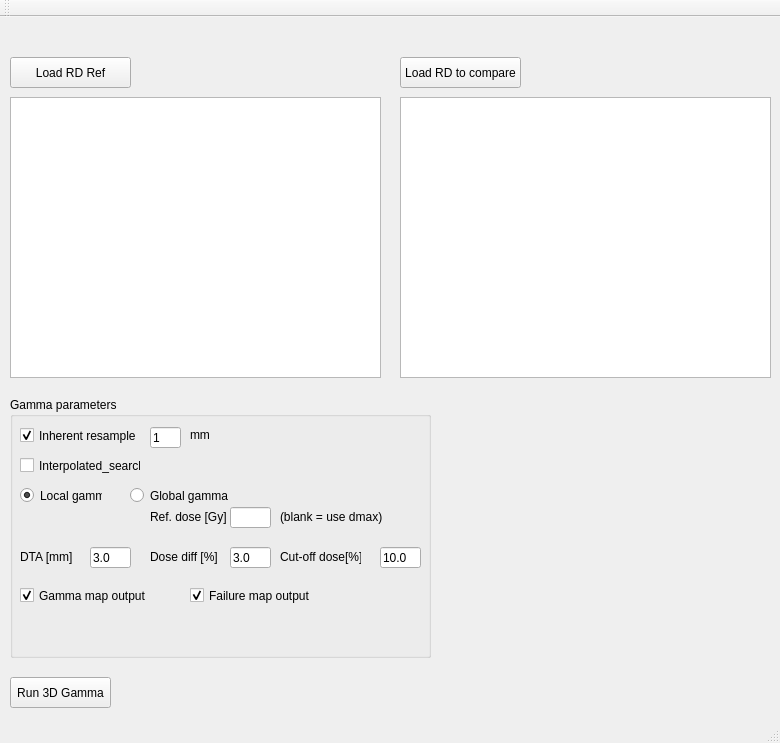
simonoxen/plastimatch, file src/plastimatch/standalone/register_gui.ui: the form before one commit.
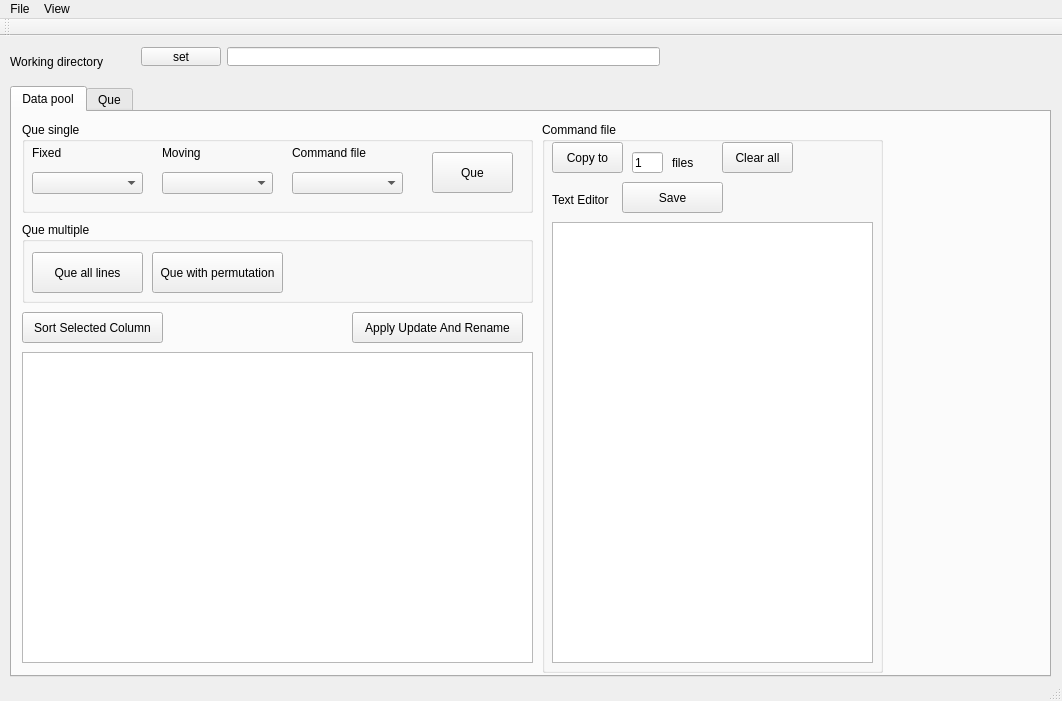
The form after the commit. The open tabs and pages were chosen to show the change.

Patch:
```diff
--- a/src/plastimatch/standalone/register_gui.ui
+++ b/src/plastimatch/standalone/register_gui.ui
@@ -6,323 +6,603 @@
    <rect>
     <x>0</x>
     <y>0</y>
-    <width>780</width>
-    <height>743</height>
+    <width>1062</width>
+    <height>701</height>
    </rect>
   </property>
   <property name="windowTitle">
    <string>Platimatch register gui (bug report to: ykpark@mgh.harvard.edu)</string>
   </property>
   <widget class="QWidget" name="centralWidget">
-   <widget class="QPushButton" name="pushButton_Open_RD_Ref">
+   <widget class="QWidget" name="horizontalLayoutWidget">
     <property name="geometry">
      <rect>
-      <x>10</x>
-      <y>40</y>
-      <width>121</width>
-      <height>31</height>
+      <x>130</x>
+      <y>0</y>
+      <width>541</width>
+      <height>41</height>
      </rect>
     </property>
-    <property name="text">
-     <string>Load RD Ref</string>
-    </property>
+    <layout class="QHBoxLayout" name="horizontalLayout">
+     <item>
+      <widget class="QPushButton" name="pushButton_SetDefaultDir">
+       <property name="text">
+        <string>set</string>
+       </property>
+      </widget>
+     </item>
+     <item>
+      <widget class="QLineEdit" name="lineEditDefaultDirPath"/>
+     </item>
+    </layout>
    </widget>
-   <widget class="QPushButton" name="pushButton_RunBatchGamma">
+   <widget class="QTabWidget" name="tabWidget">
     <property name="geometry">
      <rect>
       <x>10</x>
-      <y>660</y>
-      <width>101</width>
-      <height>31</height>
+      <y>50</y>
+      <width>1041</width>
+      <height>591</height>
      </rect>
     </property>
-    <property name="text">
-     <string>Run 3D Gamma</string>
+    <property name="currentIndex">
+     <number>1</number>
     </property>
-   </widget>
-   <widget class="QPlainTextEdit" name="plainTextEdit_RD_Ref">
-    <property name="geometry">
-     <rect>
-      <x>10</x>
-      <y>80</y>
-      <width>371</width>
-      <height>281</height>
-     </rect>
-    </property>
-    <property name="readOnly">
-     <bool>true</bool>
-    </property>
-   </widget>
-   <widget class="QPlainTextEdit" name="plainTextEdit_RD_Comp">
-    <property name="geometry">
-     <rect>
-      <x>400</x>
-      <y>80</y>
-      <width>371</width>
-      <height>281</height>
-     </rect>
-    </property>
-    <property name="readOnly">
-     <bool>true</bool>
-    </property>
-   </widget>
-   <widget class="QGroupBox" name="groupBox">
-    <property name="geometry">
-     <rect>
-      <x>10</x>
-      <y>380</y>
-      <width>421</width>
-      <height>261</height>
-     </rect>
-    </property>
-    <property name="title">
-     <string>Gamma parameters</string>
-    </property>
-    <widget class="QLineEdit" name="lineEdit_inhereResample">
-     <property name="geometry">
-      <rect>
-       <x>140</x>
-       <y>30</y>
-       <width>31</width>
-       <height>21</height>
-      </rect>
-     </property>
-     <property name="text">
-      <string>1</string>
-     </property>
+    <widget class="QWidget" name="tab">
+     <attribute name="title">
+      <string>Data pool</string>
+     </attribute>
+     <widget class="QTableView" name="tableView_main">
+      <property name="enabled">
+       <bool>true</bool>
+      </property>
+      <property name="geometry">
+       <rect>
+        <x>10</x>
+        <y>240</y>
+        <width>511</width>
+        <height>311</height>
+       </rect>
+      </property>
+      <property name="selectionMode">
+       <enum>QAbstractItemView::SingleSelection</enum>
+      </property>
+     </widget>
+     <widget class="QGroupBox" name="groupBox_6">
+      <property name="geometry">
+       <rect>
+        <x>10</x>
+        <y>10</y>
+        <width>511</width>
+        <height>91</height>
+       </rect>
+      </property>
+      <property name="title">
+       <string>Que single</string>
+      </property>
+      <widget class="QLabel" name="label_6">
+       <property name="geometry">
+        <rect>
+         <x>10</x>
+         <y>20</y>
+         <width>61</width>
+         <height>21</height>
+        </rect>
+       </property>
+       <property name="text">
+        <string>Fixed</string>
+       </property>
+      </widget>
+      <widget class="QLabel" name="label_7">
+       <property name="geometry">
+        <rect>
+         <x>140</x>
+         <y>20</y>
+         <width>61</width>
+         <height>21</height>
+        </rect>
+       </property>
+       <property name="text">
+        <string>Moving</string>
+       </property>
+      </widget>
+      <widget class="QLabel" name="label_8">
+       <property name="geometry">
+        <rect>
+         <x>270</x>
+         <y>20</y>
+         <width>91</width>
+         <height>21</height>
+        </rect>
+       </property>
+       <property name="text">
+        <string>Command file</string>
+       </property>
+      </widget>
+      <widget class="QComboBox" name="comboBox_Fixed">
+       <property name="geometry">
+        <rect>
+         <x>10</x>
+         <y>50</y>
+         <width>111</width>
+         <height>22</height>
+        </rect>
+       </property>
+       <property name="duplicatesEnabled">
+        <bool>true</bool>
+       </property>
+      </widget>
+      <widget class="QComboBox" name="comboBox_Moving">
+       <property name="geometry">
+        <rect>
+         <x>140</x>
+         <y>50</y>
+         <width>111</width>
+         <height>22</height>
+        </rect>
+       </property>
+      </widget>
+      <widget class="QComboBox" name="comboBox_Command">
+       <property name="geometry">
+        <rect>
+         <x>270</x>
+         <y>50</y>
+         <width>111</width>
+         <height>22</height>
+        </rect>
+       </property>
+      </widget>
+      <widget class="QPushButton" name="pushButton_QueSingle">
+       <property name="geometry">
+        <rect>
+         <x>410</x>
+         <y>30</y>
+         <width>81</width>
+         <height>41</height>
+        </rect>
+       </property>
+       <property name="text">
+        <string>Que</string>
+       </property>
+      </widget>
+     </widget>
+     <widget class="QGroupBox" name="groupBox_7">
+      <property name="geometry">
+       <rect>
+        <x>10</x>
+        <y>110</y>
+        <width>511</width>
+        <height>81</height>
+       </rect>
+      </property>
+      <property name="title">
+       <string>Que multiple</string>
+      </property>
+      <widget class="QPushButton" name="pushButton_QueByLine">
+       <property name="geometry">
+        <rect>
+         <x>10</x>
+         <y>30</y>
+         <width>111</width>
+         <height>41</height>
+        </rect>
+       </property>
+       <property name="text">
+        <string>Que all lines</string>
+       </property>
+      </widget>
+      <widget class="QPushButton" name="pushButton_QueByPermutation">
+       <property name="geometry">
+        <rect>
+         <x>130</x>
+         <y>30</y>
+         <width>131</width>
+         <height>41</height>
+        </rect>
+       </property>
+       <property name="text">
+        <string>Que with permutation</string>
+       </property>
+      </widget>
+     </widget>
+     <widget class="QPushButton" name="pushButton_UpdateFileList">
+      <property name="geometry">
+       <rect>
+        <x>340</x>
+        <y>200</y>
+        <width>171</width>
+        <height>31</height>
+       </rect>
+      </property>
+      <property name="text">
+       <string>Apply Update And Rename</string>
+      </property>
+     </widget>
+     <widget class="QPushButton" name="pushButton_SortSelected">
+      <property name="geometry">
+       <rect>
+        <x>10</x>
+        <y>200</y>
+        <width>141</width>
+        <height>31</height>
+       </rect>
+      </property>
+      <property name="text">
+       <string>Sort Selected Column</string>
+      </property>
+     </widget>
+     <widget class="QGroupBox" name="groupBox_3">
+      <property name="geometry">
+       <rect>
+        <x>530</x>
+        <y>10</y>
+        <width>341</width>
+        <height>551</height>
+       </rect>
+      </property>
+      <property name="title">
+       <string>Command file</string>
+      </property>
+      <widget class="QPushButton" name="pushButton_CopyCommand">
+       <property name="geometry">
+        <rect>
+         <x>10</x>
+         <y>20</y>
+         <width>71</width>
+         <height>31</height>
+        </rect>
+       </property>
+       <property name="text">
+        <string>Copy to</string>
+       </property>
+      </widget>
+      <widget class="QLineEdit" name="lineEdit_NumOfCopy">
+       <property name="geometry">
+        <rect>
+         <x>90</x>
+         <y>30</y>
+         <width>31</width>
+         <height>21</height>
+        </rect>
+       </property>
+       <property name="text">
+        <string>1</string>
+       </property>
+      </widget>
+      <widget class="QLabel" name="label_10">
+       <property name="geometry">
+        <rect>
+         <x>130</x>
+         <y>30</y>
+         <width>41</width>
+         <height>21</height>
+        </rect>
+       </property>
+       <property name="text">
+        <string>files</string>
+       </property>
+      </widget>
+      <widget class="QPlainTextEdit" name="plainTextEdit">
+       <property name="geometry">
+        <rect>
+         <x>10</x>
+         <y>100</y>
+         <width>321</width>
+         <height>441</height>
+        </rect>
+       </property>
+      </widget>
+      <widget class="QLabel" name="label_2">
+       <property name="geometry">
+        <rect>
+         <x>10</x>
+         <y>70</y>
+         <width>71</width>
+         <height>16</height>
+        </rect>
+       </property>
+       <property name="text">
+        <string>Text Editor</string>
+       </property>
+      </widget>
+      <widget class="QPushButton" name="pushButton_SaveCommandText">
+       <property name="geometry">
+        <rect>
+         <x>80</x>
+         <y>60</y>
+         <width>101</width>
+         <height>31</height>
+        </rect>
+       </property>
+       <property name="text">
+        <string>Save</string>
+       </property>
+      </widget>
+      <widget class="QPushButton" name="pushButton_ClearCommandFiles">
+       <property name="geometry">
+        <rect>
+         <x>180</x>
+         <y>20</y>
+         <width>71</width>
+         <height>31</height>
+        </rect>
+       </property>
+       <property name="text">
+        <string>Clear all</string>
+       </property>
+      </widget>
+     </widget>
     </widget>
-    <widget class="QLabel" name="label_6">
-     <property name="geometry">
-      <rect>
-       <x>180</x>
-       <y>30</y>
-       <width>31</width>
-       <height>16</height>
-      </rect>
-     </property>
-     <property name="text">
-      <string>mm</string>
-     </property>
+    <widget class="QWidget" name="tab_2">
+     <attribute name="title">
+      <string>Que</string>
+     </attribute>
+     <widget class="QTableView" name="tableView_que">
+      <property name="enabled">
+       <bool>true</bool>
+      </property>
+      <property name="geometry">
+       <rect>
+        <x>10</x>
+        <y>20</y>
+        <width>671</width>
+        <height>381</height>
+       </rect>
+      </property>
+      <property name="selectionMode">
+       <enum>QAbstractItemView::SingleSelection</enum>
+      </property>
+      <property name="selectionBehavior">
+       <enum>QAbstractItemView::SelectRows</enum>
+      </property>
+     </widget>
+     <widget class="QPlainTextEdit" name="plainTextEdit_Que">
+      <property name="enabled">
+       <bool>false</bool>
+      </property>
+      <property name="geometry">
+       <rect>
+        <x>700</x>
+        <y>50</y>
+        <width>321</width>
+        <height>501</height>
+       </rect>
+      </property>
+     </widget>
+     <widget class="QLabel" name="label_4">
+      <property name="geometry">
+       <rect>
+        <x>700</x>
+        <y>20</y>
+        <width>141</width>
+        <height>21</height>
+       </rect>
+      </property>
+      <property name="text">
+       <string>Command File Viewer</string>
+      </property>
+     </widget>
+     <widget class="QGroupBox" name="groupBox">
+      <property name="geometry">
+       <rect>
+        <x>10</x>
+        <y>410</y>
+        <width>151</width>
+        <height>151</height>
+       </rect>
+      </property>
+      <property name="title">
+       <string>Edit Que</string>
+      </property>
+      <widget class="QPushButton" name="pushButton_ClearQue">
+       <property name="geometry">
+        <rect>
+         <x>20</x>
+         <y>60</y>
+         <width>101</width>
+         <height>31</height>
+        </rect>
+       </property>
+       <property name="text">
+        <string>Clear all</string>
+       </property>
+      </widget>
+      <widget class="QPushButton" name="pushButton_RemoveSel">
+       <property name="geometry">
+        <rect>
+         <x>20</x>
+         <y>20</y>
+         <width>101</width>
+         <height>31</height>
+        </rect>
+       </property>
+       <property name="text">
+        <string>Remove selected</string>
+       </property>
+      </widget>
+     </widget>
+     <widget class="QGroupBox" name="groupBox_2">
+      <property name="geometry">
+       <rect>
+        <x>180</x>
+        <y>410</y>
+        <width>301</width>
+        <height>151</height>
+       </rect>
+      </property>
+      <property name="title">
+       <string>Run Que</string>
+      </property>
+      <widget class="QPushButton" name="pushButton_RunSelected">
+       <property name="geometry">
+        <rect>
+         <x>10</x>
+         <y>20</y>
+         <width>131</width>
+         <height>31</height>
+        </rect>
+       </property>
+       <property name="text">
+        <string>Run selected</string>
+       </property>
+      </widget>
+      <widget class="QPushButton" name="pushButton_RunAll_Seq">
+       <property name="geometry">
+        <rect>
+         <x>10</x>
+         <y>50</y>
+         <width>131</width>
+         <height>31</height>
+        </rect>
+       </property>
+       <property name="text">
+        <string>Run-all Sequentially</string>
+       </property>
+      </widget>
+      <widget class="QPushButton" name="pushButton_RunAll_MultiThread">
+       <property name="geometry">
+        <rect>
+         <x>10</x>
+         <y>80</y>
+         <width>131</width>
+         <height>31</height>
+        </rect>
+       </property>
+       <property name="text">
+        <string>Run-all Multi-Thread</string>
+       </property>
+      </widget>
+      <widget class="QLineEdit" name="lineEdit_MaxNumberThread">
+       <property name="geometry">
+        <rect>
+         <x>110</x>
+         <y>120</y>
+         <width>41</width>
+         <height>21</height>
+        </rect>
+       </property>
+       <property name="text">
+        <string>4</string>
+       </property>
+      </widget>
+      <widget class="QLabel" name="label_3">
+       <property name="geometry">
+        <rect>
+         <x>10</x>
+         <y>120</y>
+         <width>101</width>
+         <height>21</height>
+        </rect>
+       </property>
+       <property name="text">
+        <string>Number of threads</string>
+       </property>
+      </widget>
+      <widget class="QLineEdit" name="lineEdit_TotalProcTimeSeq">
+       <property name="geometry">
+        <rect>
+         <x>240</x>
+         <y>60</y>
+         <width>51</width>
+         <height>21</height>
+        </rect>
+       </property>
+       <property name="text">
+        <string>0</string>
+       </property>
+      </widget>
+      <widget class="QLabel" name="label_5">
+       <property name="geometry">
+        <rect>
+         <x>150</x>
+         <y>60</y>
+         <width>81</width>
+         <height>21</height>
+        </rect>
+       </property>
+       <property name="text">
+        <string>Total time (s)</string>
+       </property>
+      </widget>
+      <widget class="QLabel" name="label_11">
+       <property name="geometry">
+        <rect>
+         <x>150</x>
+         <y>90</y>
+         <width>81</width>
+         <height>21</height>
+        </rect>
+       </property>
+       <property name="text">
+        <string>Total time (s)</string>
+       </property>
+      </widget>
+      <widget class="QLineEdit" name="lineEdit_TotalProcTimeMT">
+       <property name="geometry">
+        <rect>
+         <x>240</x>
+         <y>90</y>
+         <width>51</width>
+         <height>21</height>
+        </rect>
+       </property>
+       <property name="text">
+        <string>0</string>
+       </property>
+      </widget>
+     </widget>
+     <widget class="QGroupBox" name="groupBox_4">
+      <property name="geometry">
+       <rect>
+        <x>490</x>
+        <y>410</y>
+        <width>191</width>
+        <height>151</height>
+       </rect>
+      </property>
+      <property name="title">
+       <string>Review</string>
+      </property>
+      <widget class="QPushButton" name="pushButton_OpenSelectedOutput">
+       <property name="geometry">
+        <rect>
+         <x>30</x>
+         <y>20</y>
+         <width>131</width>
+         <height>31</height>
+        </rect>
+       </property>
+       <property name="text">
+        <string>Open selected output</string>
+       </property>
+      </widget>
+      <widget class="QPushButton" name="pushButton_CopyTableToClipboard">
+       <property name="geometry">
+        <rect>
+         <x>30</x>
+         <y>50</y>
+         <width>131</width>
+         <height>31</height>
+        </rect>
+       </property>
+       <property name="text">
+        <string>Copy To Clipboard</string>
+       </property>
+      </widget>
+     </widget>
     </widget>
-    <widget class="QCheckBox" name="checkBox_inhereResample">
-     <property name="geometry">
-      <rect>
-       <x>10</x>
-       <y>30</y>
-       <width>121</width>
-       <height>17</height>
-      </rect>
-     </property>
-     <property name="text">
-      <string>Inherent resample</string>
-     </property>
-     <property name="checked">
-      <bool>true</bool>
-     </property>
-    </widget>
-    <widget class="QCheckBox" name="checkBox_Interp_search">
-     <property name="geometry">
-      <rect>
-       <x>10</x>
-       <y>60</y>
-       <width>121</width>
-       <height>17</height>
-      </rect>
-     </property>
-     <property name="text">
-      <string>Interpolated_search</string>
-     </property>
-     <property name="checked">
-      <bool>false</bool>
-     </property>
-    </widget>
-    <widget class="QRadioButton" name="radioButton_localGamma">
-     <property name="geometry">
-      <rect>
-       <x>10</x>
-       <y>90</y>
-       <width>82</width>
-       <height>17</height>
-      </rect>
-     </property>
-     <property name="text">
-      <string>Local gamma</string>
-     </property>
-     <property name="checked">
-      <bool>true</bool>
-     </property>
-    </widget>
-    <widget class="QRadioButton" name="radioButton_globalGamma">
-     <property name="geometry">
-      <rect>
-       <x>120</x>
-       <y>90</y>
-       <width>111</width>
-       <height>17</height>
-      </rect>
-     </property>
-     <property name="text">
-      <string>Global gamma</string>
-     </property>
-    </widget>
-    <widget class="QLineEdit" name="lineEdit_refDoseInGy">
-     <property name="geometry">
-      <rect>
-       <x>220</x>
-       <y>110</y>
-       <width>41</width>
-       <height>21</height>
-      </rect>
-     </property>
-    </widget>
-    <widget class="QLabel" name="label_7">
-     <property name="geometry">
-      <rect>
-       <x>270</x>
-       <y>110</y>
-       <width>121</width>
-       <height>20</height>
-      </rect>
-     </property>
-     <property name="text">
-      <string>(blank = use dmax)</string>
-     </property>
-    </widget>
-    <widget class="QLabel" name="label_8">
-     <property name="geometry">
-      <rect>
-       <x>140</x>
-       <y>110</y>
-       <width>81</width>
-       <height>20</height>
-      </rect>
-     </property>
-     <property name="text">
-      <string>Ref. dose [Gy]</string>
-     </property>
-    </widget>
-    <widget class="QLineEdit" name="lineEdit_dta_tol">
-     <property name="geometry">
-      <rect>
-       <x>80</x>
-       <y>150</y>
-       <width>41</width>
-       <height>21</height>
-      </rect>
-     </property>
-     <property name="text">
-      <string>3.0</string>
-     </property>
-    </widget>
-    <widget class="QLabel" name="label_9">
-     <property name="geometry">
-      <rect>
-       <x>10</x>
-       <y>150</y>
-       <width>61</width>
-       <height>20</height>
-      </rect>
-     </property>
-     <property name="text">
-      <string>DTA [mm]</string>
-     </property>
-    </widget>
-    <widget class="QLabel" name="label_10">
-     <property name="geometry">
-      <rect>
-       <x>140</x>
-       <y>150</y>
-       <width>81</width>
-       <height>20</height>
-      </rect>
-     </property>
-     <property name="text">
-      <string>Dose diff [%]</string>
-     </property>
-    </widget>
-    <widget class="QLineEdit" name="lineEdit_dose_tol">
-     <property name="geometry">
-      <rect>
-       <x>220</x>
-       <y>150</y>
-       <width>41</width>
-       <height>21</height>
-      </rect>
-     </property>
-     <property name="text">
-      <string>3.0</string>
-     </property>
-    </widget>
-    <widget class="QLabel" name="label_11">
-     <property name="geometry">
-      <rect>
-       <x>270</x>
-       <y>150</y>
-       <width>81</width>
-       <height>20</height>
-      </rect>
-     </property>
-     <property name="text">
-      <string>Cut-off dose[%]</string>
-     </property>
-    </widget>
-    <widget class="QLineEdit" name="lineEdit_cutoff_dose">
-     <property name="geometry">
-      <rect>
-       <x>370</x>
-       <y>150</y>
-       <width>41</width>
-       <height>21</height>
-      </rect>
-     </property>
-     <property name="text">
-      <string>10.0</string>
-     </property>
-    </widget>
-    <widget class="QCheckBox" name="checkBox_gammamap_output">
-     <property name="geometry">
-      <rect>
-       <x>10</x>
-       <y>190</y>
-       <width>131</width>
-       <height>17</height>
-      </rect>
-     </property>
-     <property name="text">
-      <string>Gamma map output</string>
-     </property>
-     <property name="checked">
-      <bool>true</bool>
-     </property>
-    </widget>
-    <widget class="QCheckBox" name="checkBox_failuremap_output">
-     <property name="geometry">
-      <rect>
-       <x>180</x>
-       <y>190</y>
-       <width>161</width>
-       <height>17</height>
-      </rect>
-     </property>
-     <property name="text">
-      <string>Failure map output</string>
-     </property>
-     <property name="checked">
-      <bool>true</bool>
-     </property>
-    </widget>
    </widget>
-   <widget class="QPushButton" name="pushButton_Open_RD_Comp">
+   <widget class="QLabel" name="label_9">
     <property name="geometry">
      <rect>
-      <x>400</x>
-      <y>40</y>
-      <width>121</width>
+      <x>10</x>
+      <y>10</y>
+      <width>111</width>
       <height>31</height>
      </rect>
     </property>
     <property name="text">
-     <string>Load RD to compare</string>
+     <string>Working directory</string>
     </property>
    </widget>
   </widget>
@@ -331,10 +611,27 @@
     <rect>
      <x>0</x>
      <y>0</y>
-     <width>780</width>
+     <width>1062</width>
      <height>21</height>
     </rect>
    </property>
+   <widget class="QMenu" name="menuView">
+    <property name="title">
+     <string>File</string>
+    </property>
+    <addaction name="actionLoad_fixed_images"/>
+    <addaction name="actionLoad_moving_images"/>
+    <addaction name="actionLoad_command_files"/>
+    <addaction name="actionSave_Que_Table_To_Text"/>
+   </widget>
+   <widget class="QMenu" name="menuView_2">
+    <property name="title">
+     <string>View</string>
+    </property>
+    <addaction name="actionVolume_Viewer"/>
+   </widget>
+   <addaction name="menuView"/>
+   <addaction name="menuView_2"/>
   </widget>
   <widget class="QToolBar" name="mainToolBar">
    <attribute name="toolBarArea">
```
Left out of the diff: 369 changed lines with no effect on the pictures.
